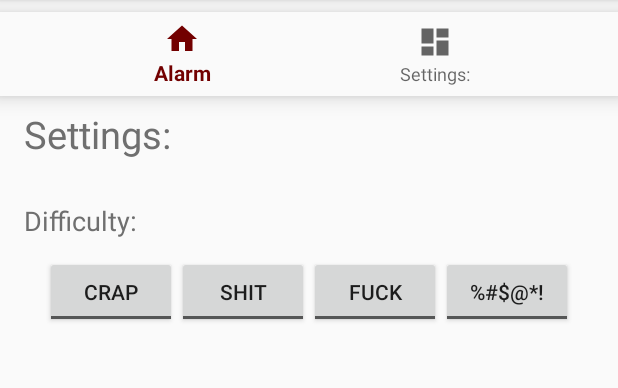
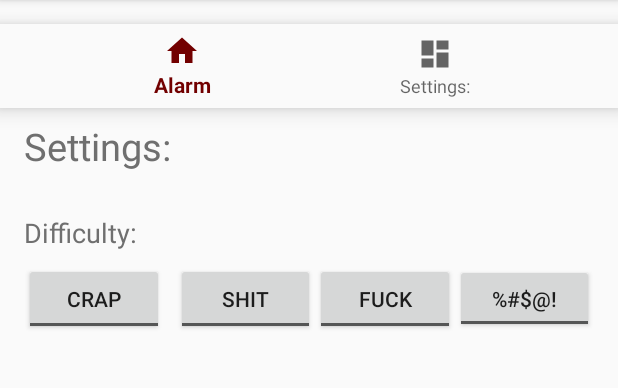
Before and after one commit to gavenl337/Rude_Awakening, an Android app: the settings screen opened directly, with no data from a screen before it, on a phone screen of 412 x 824 dp, the part 84-472 px from its top. Run offline under Robolectric (Android 15) with nearby library versions, the phone set to English and light mode, and no system bars.

Commit message:
kinda adjusts to  screen sizes

```diff
--- a/app/build.gradle
+++ b/app/build.gradle
@@ -26,4 +26,5 @@ dependencies {
     testImplementation 'junit:junit:4.12'
     androidTestImplementation 'com.android.support.test:runner:1.0.2'
     androidTestImplementation 'com.android.support.test.espresso:espresso-core:3.0.2'
+    implementation 'com.android.support:gridlayout-v7:28.0.0'
 }
--- a/app/src/main/java/com/example/student/layout_test/alarm.java
+++ b/app/src/main/java/com/example/student/layout_test/alarm.java
@@ -39,6 +39,9 @@ public class alarm extends AppCompatActivity {
 
         Intent newIntent = getIntent();
         String test = newIntent.getStringExtra(DIFFICULTY_KEY);
+        if (test == null || test.isEmpty()){
+            test = "none";
+        }
         mTextMessage.setText(test);
 
         BottomNavigationView navigation = (BottomNavigationView) findViewById(R.id.navigation);
--- a/app/src/main/res/layout/activity_settings.xml
+++ b/app/src/main/res/layout/activity_settings.xml
@@ -32,59 +32,80 @@
         app:layout_constraintTop_toBottomOf="@+id/message" />
 
 
-    <LinearLayout
-        android:layout_width="match_parent"
-        android:layout_height="55dp"
+    <android.support.constraint.ConstraintLayout
+        android:id="@+id/linearLayout"
+        android:layout_width="0dp"
+        android:layout_height="wrap_content"
+        android:layout_marginEnd="8dp"
+        android:layout_marginStart="8dp"
         android:layout_marginTop="8dp"
         android:gravity="center"
-        android:orientation="horizontal"
-        app:layout_constraintBottom_toBottomOf="parent"
         app:layout_constraintEnd_toEndOf="parent"
-        app:layout_constraintHorizontal_bias="1.0"
         app:layout_constraintStart_toStartOf="parent"
-        app:layout_constraintTop_toBottomOf="@+id/textView"
-        app:layout_constraintVertical_bias="0.0">
+        app:layout_constraintTop_toBottomOf="@+id/textView">
 
         <ToggleButton
             android:id="@+id/difficultyEasy"
-            android:layout_width="wrap_content"
+            android:layout_width="0dp"
             android:layout_height="wrap_content"
+            android:layout_marginEnd="8dp"
+            android:layout_marginStart="8dp"
             android:textOff="@string/difficulty_easy_off"
-            android:textOn="@string/difficulty_easy_on" />
+            android:textOn="@string/difficulty_easy_on"
+            app:layout_constraintBaseline_toBaselineOf="@+id/difficultyMedium"
+            app:layout_constraintEnd_toStartOf="@+id/difficultyMedium"
+            app:layout_constraintHorizontal_chainStyle="packed"
+            app:layout_constraintStart_toStartOf="parent" />
 
         <ToggleButton
             android:id="@+id/difficultyMedium"
-            android:layout_width="wrap_content"
+            android:layout_width="0dp"
             android:layout_height="wrap_content"
             android:textOff="@string/difficulty_medium_off"
-            android:textOn="@string/difficulty_medium_on" />
+            android:textOn="@string/difficulty_medium_on"
+            app:layout_constraintBaseline_toBaselineOf="@+id/difficultyHard"
+            app:layout_constraintEnd_toStartOf="@+id/difficultyHard"
+            app:layout_constraintStart_toEndOf="@+id/difficultyEasy"
+            tools:layout_editor_absoluteY="0dp" />
 
         <ToggleButton
             android:id="@+id/difficultyHard"
-            android:layout_width="wrap_content"
+            android:layout_width="0dp"
             android:layout_height="wrap_content"
             android:textOff="@string/difficulty_hard_off"
-            android:textOn="@string/difficulty_hard_on" />
+            android:textOn="@string/difficulty_hard_on"
+            app:layout_constraintBaseline_toBaselineOf="@+id/difficultyExtraHard"
+            app:layout_constraintEnd_toStartOf="@+id/difficultyExtraHard"
+            app:layout_constraintStart_toEndOf="@+id/difficultyMedium" />
 
         <ToggleButton
             android:id="@+id/difficultyExtraHard"
-            android:layout_width="wrap_content"
-            android:layout_height="wrap_content"
+            android:layout_width="0dp"
+            android:layout_height="46dp"
+            android:layout_marginEnd="8dp"
             android:textOff="@string/difficulty_extraHard_off"
-            android:textOn="@string/difficulty_extraHard_on" />
+            android:textOn="@string/difficulty_extraHard_on"
+            app:layout_constraintBaseline_toBaselineOf="@+id/difficultyHard"
+            app:layout_constraintEnd_toEndOf="parent"
+            app:layout_constraintStart_toEndOf="@+id/difficultyHard" />
 
 
-    </LinearLayout>
+    </android.support.constraint.ConstraintLayout>
 
     <android.support.design.widget.BottomNavigationView
         android:id="@+id/navigation"
         android:layout_width="0dp"
         android:layout_height="wrap_content"
-        android:layout_marginTop="8dp"
+        android:layout_marginTop="16dp"
         android:background="?android:attr/windowBackground"
         app:layout_constraintHorizontal_bias="0.0"
         app:layout_constraintLeft_toLeftOf="parent"
         app:layout_constraintRight_toRightOf="parent"
         app:layout_constraintTop_toTopOf="parent"
         app:menu="@menu/navigation" />
+
+    <android.support.constraint.Group
+        android:id="@+id/group"
+        android:layout_width="wrap_content"
+        android:layout_height="wrap_content" />
 </android.support.constraint.ConstraintLayout>
--- a/app/src/main/res/values/strings.xml
+++ b/app/src/main/res/values/strings.xml
@@ -14,6 +14,6 @@
     <string name="difficulty_medium_on">shit</string>
     <string name="difficulty_hard_off">fuck</string>
     <string name="difficulty_hard_on">fuck</string>
-    <string name="difficulty_extraHard_off">%#$@*!</string>
-    <string name="difficulty_extraHard_on">%#$@*!</string>
+    <string name="difficulty_extraHard_off">%#$@!</string>
+    <string name="difficulty_extraHard_on">%#$@!</string>
 </resources>
```
Also changed, not shown: 1 other file.
